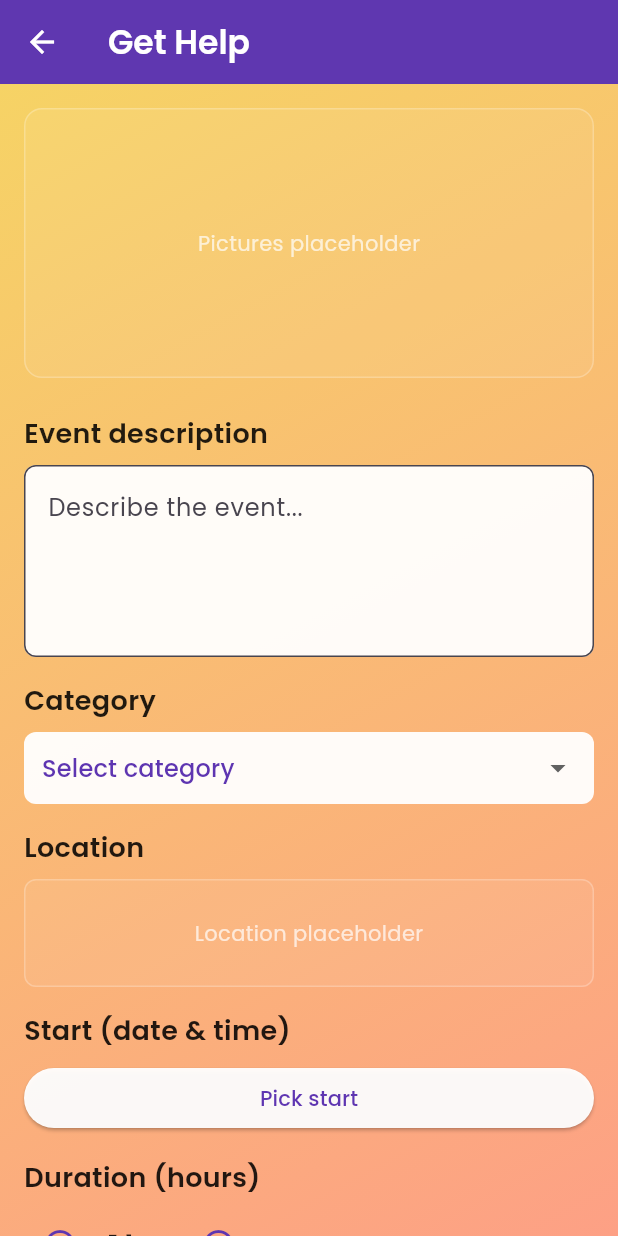
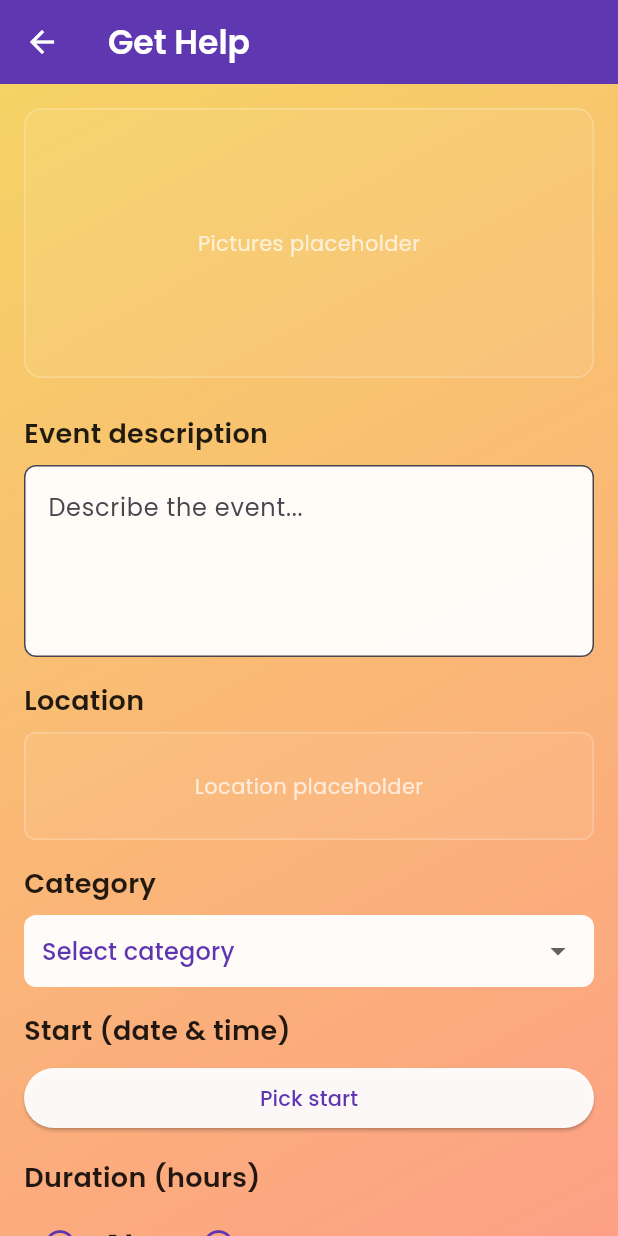
Before and after one commit to Clavatum/Micro_Volunteering_Hub, a Flutter app: the GetHelpScreen screen opened directly, on a phone screen of 412 x 824 dp. Run offline on Flutter 3.47's test engine with Material 3 defaults, Android fonts, the phone set to English and light mode, and no system bars; our stand-ins replace google_fonts.

Commit message:
chore: Updated the desing of get help screen

```diff
--- a/lib/Screens/get_help_screen.dart
+++ b/lib/Screens/get_help_screen.dart
@@ -83,13 +83,6 @@ class _GetHelpScreenState extends State<GetHelpScreen> {
           onPressed: () => Navigator.pop(context),
         ),
       ),
-      floatingActionButtonLocation: FloatingActionButtonLocation.centerFloat,
-      floatingActionButton: FloatingActionButton(
-        onPressed: () {},
-        backgroundColor: Colors.transparent,
-        elevation: 0,
-        child: const SizedBox.shrink(),
-      ),
       body: Container(
         decoration: const BoxDecoration(
           gradient: LinearGradient(
@@ -110,7 +103,7 @@ class _GetHelpScreenState extends State<GetHelpScreen> {
                     height: 180,
                     width: double.infinity,
                     decoration: BoxDecoration(
-                      color: Colors.white.withOpacity(0.06),
+                      color: Colors.white.withValues(alpha: .06),
                       borderRadius: BorderRadius.circular(12),
                       border: Border.all(color: Colors.white24),
                     ),
@@ -138,7 +131,7 @@ class _GetHelpScreenState extends State<GetHelpScreen> {
                     maxLines: 4,
                     decoration: InputDecoration(
                       filled: true,
-                      fillColor: Colors.white.withOpacity(0.95),
+                      fillColor: Colors.white.withValues(alpha: .95),
                       border: OutlineInputBorder(
                         borderRadius: BorderRadius.circular(8.0),
                       ),
@@ -148,6 +141,32 @@ class _GetHelpScreenState extends State<GetHelpScreen> {
                         ? 'Please enter a description'
                         : null,
                     style: GoogleFonts.poppins(color: Colors.black87),
+                  ),
+                  const SizedBox(height: 16),
+
+                  Text(
+                    'Location',
+                    style: GoogleFonts.poppins(
+                      fontSize: 18,
+                      fontWeight: FontWeight.w600,
+                      color: Colors.black87,
+                    ),
+                  ),
+                  const SizedBox(height: 8),
+                  Container(
+                    height: 72,
+                    width: double.infinity,
+                    decoration: BoxDecoration(
+                      color: Colors.white.withValues(alpha: .06),
+                      borderRadius: BorderRadius.circular(8),
+                      border: Border.all(color: Colors.white24),
+                    ),
+                    child: Center(
+                      child: Text(
+                        'Location placeholder',
+                        style: GoogleFonts.poppins(color: Colors.white70),
+                      ),
+                    ),
                   ),
                   const SizedBox(height: 16),
 
@@ -163,7 +182,7 @@ class _GetHelpScreenState extends State<GetHelpScreen> {
                   Container(
                     padding: const EdgeInsets.symmetric(horizontal: 12),
                     decoration: BoxDecoration(
-                      color: Colors.white.withOpacity(0.95),
+                      color: Colors.white.withValues(alpha: .95),
                       borderRadius: BorderRadius.circular(8),
                     ),
                     child: DropdownButtonHideUnderline(
@@ -191,33 +210,6 @@ class _GetHelpScreenState extends State<GetHelpScreen> {
                       ),
                     ),
                   ),
-
-                  const SizedBox(height: 16),
-
-                  Text(
-                    'Location',
-                    style: GoogleFonts.poppins(
-                      fontSize: 18,
-                      fontWeight: FontWeight.w600,
-                      color: Colors.black87,
-                    ),
-                  ),
-                  const SizedBox(height: 8),
-                  Container(
-                    height: 72,
-                    width: double.infinity,
-                    decoration: BoxDecoration(
-                      color: Colors.white.withOpacity(0.06),
-                      borderRadius: BorderRadius.circular(8),
-                      border: Border.all(color: Colors.white24),
-                    ),
-                    child: Center(
-                      child: Text(
-                        'Location placeholder',
-                        style: GoogleFonts.poppins(color: Colors.white70),
-                      ),
-                    ),
-                  ),
                   const SizedBox(height: 16),
 
                   Text(
@@ -234,7 +226,9 @@ class _GetHelpScreenState extends State<GetHelpScreen> {
                       Expanded(
                         child: ElevatedButton(
                           style: ElevatedButton.styleFrom(
-                            backgroundColor: Colors.white.withOpacity(0.95),
+                            backgroundColor: Colors.white.withValues(
+                              alpha: .95,
+                            ),
                             foregroundColor: primary,
                           ),
                           onPressed: () => _pickStartDateTime(context),
```
